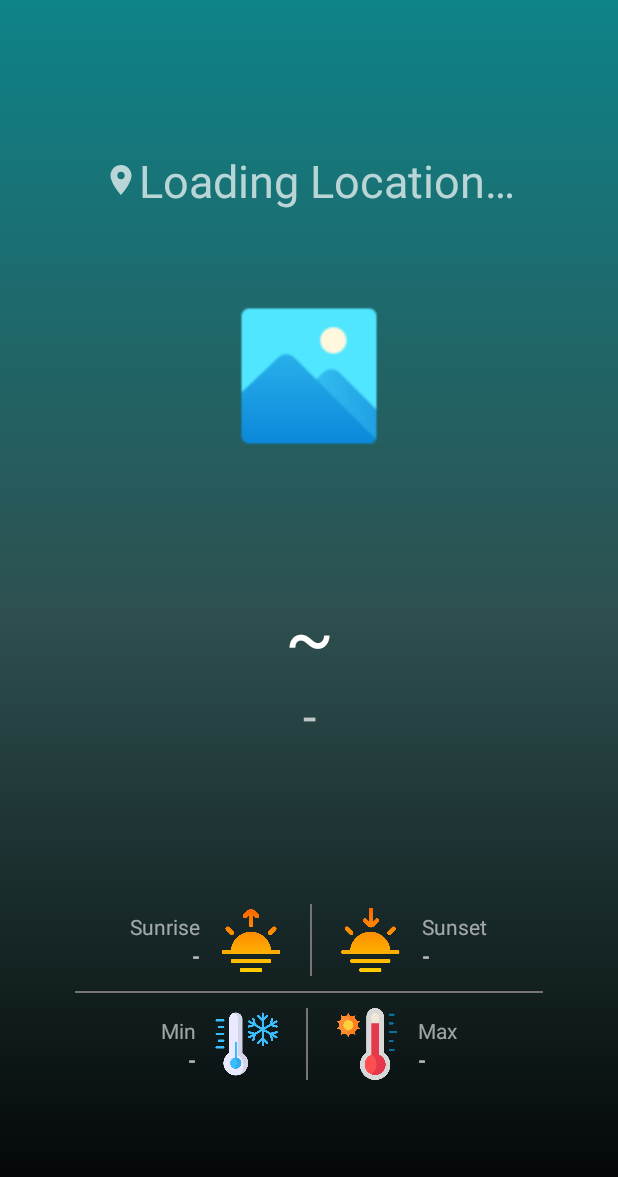
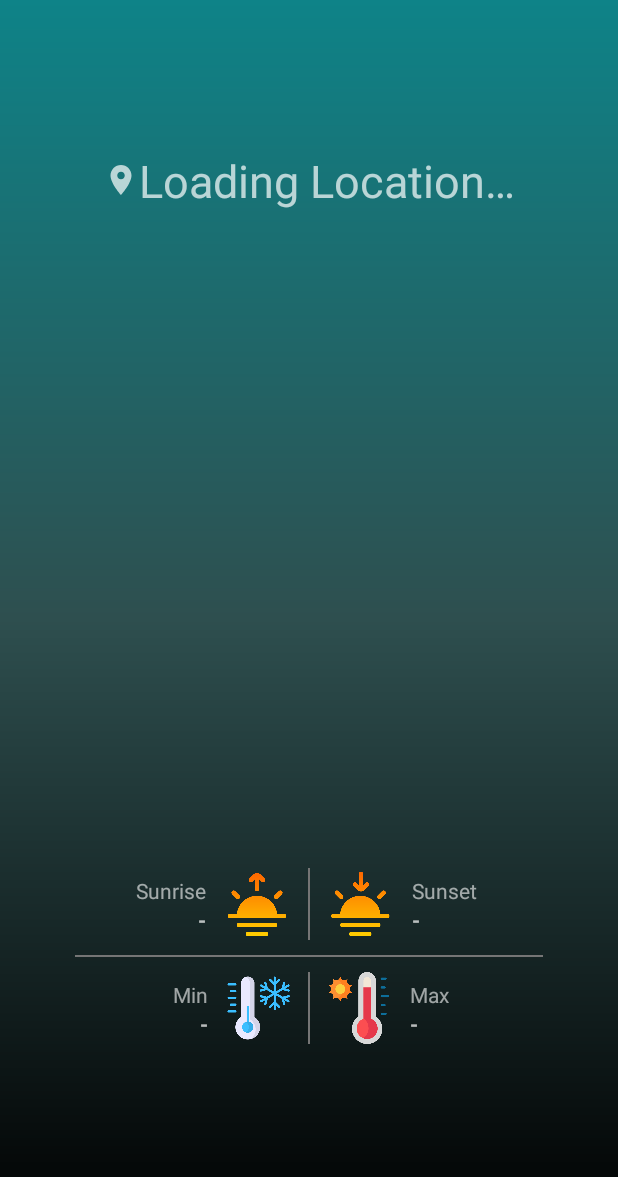
Before and after one commit to RooiAap/WeatherApp, an Android app: the screen it shows after launch (MainActivity), on a phone screen of 412 x 824 dp. Shown: the top 1177 px of the screen. Run offline under Robolectric (Android 15) with nearby library versions, the phone set to English and light mode, and no system bars; our stand-ins replace Volley.

Commit message:
Updated layout to properly center the information group

```diff
--- a/app/src/main/res/layout/activity_main.xml
+++ b/app/src/main/res/layout/activity_main.xml
@@ -29,8 +29,7 @@
         android:layout_marginTop="50dp"
         app:layout_constraintTop_toBottomOf="@id/locationText"
         app:layout_constraintStart_toStartOf="parent"
-        app:layout_constraintEnd_toEndOf="parent"
-        android:src="@drawable/image_placeholder"/>
+        app:layout_constraintEnd_toEndOf="parent" />
 
     <LinearLayout
         android:id="@+id/conditionGroup"
@@ -46,7 +45,6 @@
             android:layout_width="wrap_content"
             android:layout_height="wrap_content"
             android:layout_gravity="center"
-            android:text="@string/temperature_placeholder"
             android:textSize="48sp"
             android:textColor="@color/white"/>
         <TextView
@@ -54,32 +52,9 @@
             android:layout_width="wrap_content"
             android:layout_height="wrap_content"
             android:layout_gravity="center"
-            android:text="@string/info_placeholder"
             android:textSize="32sp"
             android:textColor="@color/white70"/>
     </LinearLayout>
-
-    <LinearLayout
-        android:layout_width="0dp"
-        android:layout_height="wrap_content"
-        android:layout_marginVertical="80dp"
-        android:layout_marginHorizontal="50dp"
-        app:layout_constraintTop_toBottomOf="@id/conditionGroup"
-        app:layout_constraintBottom_toBottomOf="parent"
-        app:layout_constraintStart_toStartOf="parent"
-        app:layout_constraintEnd_toEndOf="parent"
-        android:orientation="vertical">
-
-        <LinearLayout
-            android:layout_width="match_parent"
-            android:layout_height="wrap_content"
-            android:orientation="horizontal">
-
-            <androidx.constraintlayout.widget.ConstraintLayout
-                android:layout_width="wrap_content"
-                android:layout_height="wrap_content"
-                android:layout_weight="1"
-                android:layout_marginEnd="5dp">
 
     <TextView
         android:id="@+id/sunriseText"
@@ -106,32 +81,30 @@
         android:id="@+id/sunriseImage"
         android:layout_width="48dp"
         android:layout_height="48dp"
-                    app:layout_constraintTop_toTopOf="parent"
-                    app:layout_constraintBottom_toBottomOf="parent"
-                    app:layout_constraintEnd_toEndOf="parent"
+        android:layout_marginEnd="10dp"
+        app:layout_constraintTop_toTopOf="@id/verticalDivider1"
+        app:layout_constraintBottom_toBottomOf="@id/verticalDivider1"
+        app:layout_constraintEnd_toStartOf="@id/verticalDivider1"
         android:src="@drawable/sunrise"/>
 
-            </androidx.constraintlayout.widget.ConstraintLayout>
-
     <com.google.android.material.divider.MaterialDivider
+        android:id="@+id/verticalDivider1"
         android:layout_width="1dp"
-                android:layout_height="match_parent"
-                android:layout_marginHorizontal="10dp"
+        android:layout_height="48dp"
+        android:layout_marginTop="80dp"
+        app:layout_constraintTop_toBottomOf="@id/conditionGroup"
+        app:layout_constraintStart_toStartOf="parent"
+        app:layout_constraintEnd_toEndOf="parent"
         app:dividerColor="@color/grey"/>
-
-            <androidx.constraintlayout.widget.ConstraintLayout
-                android:layout_width="wrap_content"
-                android:layout_height="wrap_content"
-                android:layout_weight="1"
-                android:layout_marginStart="5dp">
 
     <ImageView
         android:id="@+id/sunsetImage"
         android:layout_width="48dp"
         android:layout_height="48dp"
-                    app:layout_constraintTop_toTopOf="parent"
-                    app:layout_constraintBottom_toBottomOf="parent"
-                    app:layout_constraintStart_toStartOf="parent"
+        android:layout_marginStart="10dp"
+        app:layout_constraintTop_toTopOf="@id/verticalDivider1"
+        app:layout_constraintBottom_toBottomOf="@id/verticalDivider1"
+        app:layout_constraintStart_toEndOf="@id/verticalDivider1"
         android:src="@drawable/sunset"/>
 
     <TextView
@@ -155,26 +128,14 @@
         android:textColor="@color/white70"
         android:textStyle="bold"/>
 
-            </androidx.constraintlayout.widget.ConstraintLayout>
-
-        </LinearLayout>
-
     <com.google.android.material.divider.MaterialDivider
+        android:id="@+id/horizontalDivider"
         android:layout_width="match_parent"
         android:layout_height="1dp"
         android:layout_marginVertical="10dp"
+        android:layout_marginHorizontal="50dp"
+        app:layout_constraintTop_toBottomOf="@id/verticalDivider1"
         app:dividerColor="@color/grey"/>
-
-        <LinearLayout
-            android:layout_width="match_parent"
-            android:layout_height="wrap_content"
-            android:orientation="horizontal">
-
-            <androidx.constraintlayout.widget.ConstraintLayout
-                android:layout_width="wrap_content"
-                android:layout_height="wrap_content"
-                android:layout_weight="1"
-                android:layout_marginEnd="5dp">
 
     <TextView
         android:id="@+id/tempMinText"
@@ -201,32 +162,31 @@
         android:id="@+id/tempMinImage"
         android:layout_width="48dp"
         android:layout_height="48dp"
-                    app:layout_constraintTop_toTopOf="parent"
-                    app:layout_constraintBottom_toBottomOf="parent"
-                    app:layout_constraintEnd_toEndOf="parent"
+        android:layout_marginEnd="10dp"
+        app:layout_constraintTop_toTopOf="@id/verticalDivider2"
+        app:layout_constraintBottom_toBottomOf="@id/verticalDivider2"
+        app:layout_constraintEnd_toEndOf="@id/verticalDivider2"
         android:src="@drawable/temp_min"/>
 
-            </androidx.constraintlayout.widget.ConstraintLayout>
-
     <com.google.android.material.divider.MaterialDivider
+        android:id="@+id/verticalDivider2"
         android:layout_width="1dp"
-                android:layout_height="match_parent"
+        android:layout_height="48dp"
         android:layout_marginHorizontal="10dp"
+        android:layout_marginTop="10dp"
+        app:layout_constraintTop_toBottomOf="@id/horizontalDivider"
+        app:layout_constraintStart_toStartOf="parent"
+        app:layout_constraintEnd_toEndOf="parent"
         app:dividerColor="@color/grey"/>
-
-            <androidx.constraintlayout.widget.ConstraintLayout
-                android:layout_width="wrap_content"
-                android:layout_height="wrap_content"
-                android:layout_weight="1"
-                android:layout_marginStart="5dp">
 
     <ImageView
         android:id="@+id/tempMaxImage"
         android:layout_width="48dp"
         android:layout_height="48dp"
-                    app:layout_constraintTop_toTopOf="parent"
-                    app:layout_constraintBottom_toBottomOf="parent"
-                    app:layout_constraintStart_toStartOf="parent"
+        android:layout_marginStart="10dp"
+        app:layout_constraintTop_toTopOf="@id/verticalDivider2"
+        app:layout_constraintBottom_toBottomOf="@id/verticalDivider2"
+        app:layout_constraintStart_toStartOf="@id/verticalDivider2"
         android:src="@drawable/temp_max"/>
 
     <TextView
@@ -251,9 +211,3 @@
         android:textStyle="bold"/>
 
 </androidx.constraintlayout.widget.ConstraintLayout>
-
-        </LinearLayout>
-
-    </LinearLayout>
-
-</androidx.constraintlayout.widget.ConstraintLayout>
--- a/gradle/libs.versions.toml
+++ b/gradle/libs.versions.toml
@@ -1,5 +1,5 @@
 [versions]
-agp = "8.4.0"
+agp = "8.5.0"
 junit = "4.13.2"
 junitVersion = "1.1.5"
 espressoCore = "3.5.1"
```
Also changed, not shown: gradle/wrapper/gradle-wrapper.properties. Lines whose indentation alone changed are shown as unchanged.
